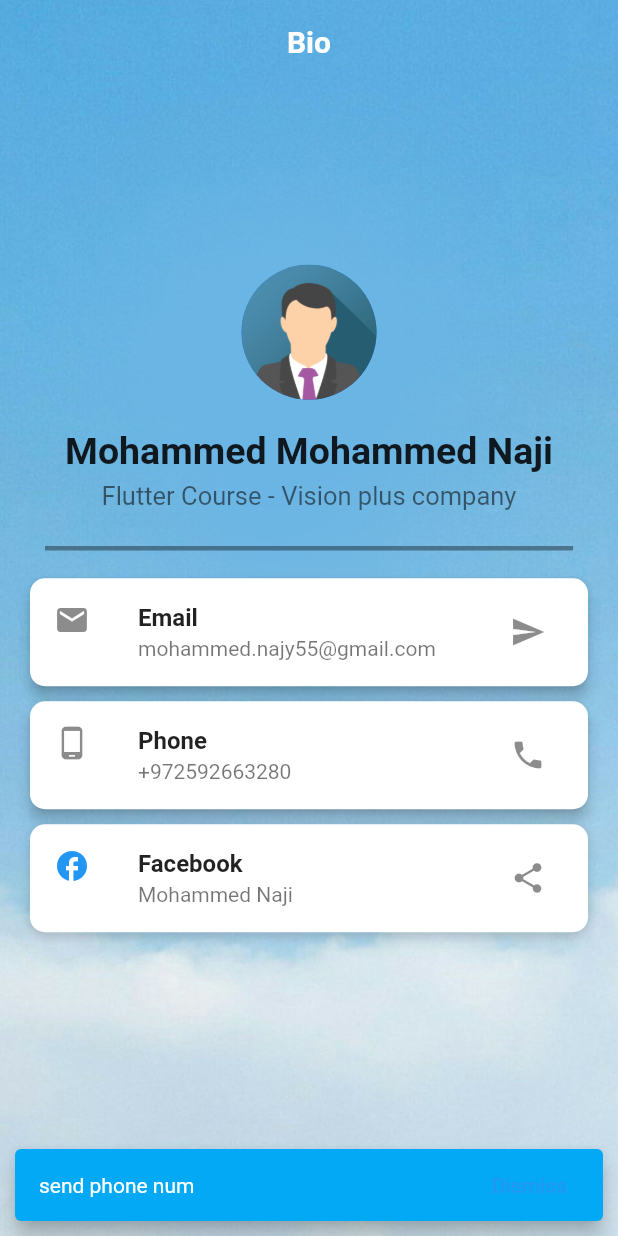
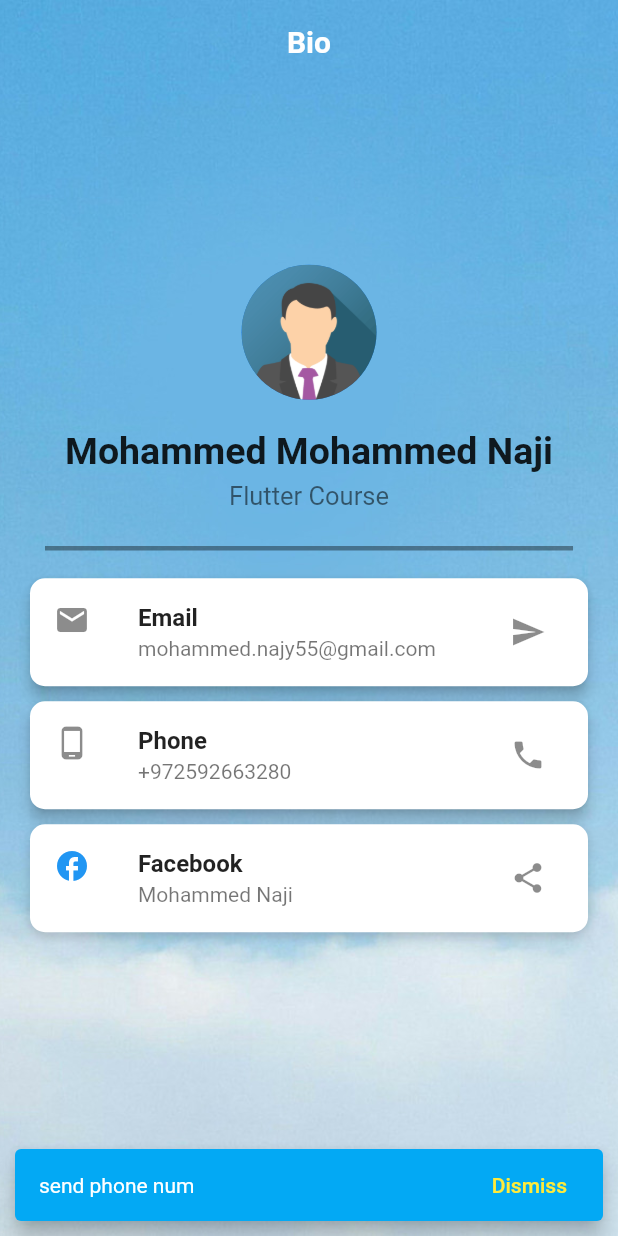
Before and after one commit to mohammednajy/BioApp-MohammedNaji, a Flutter app: the screen it shows after launch, after a tap on the "share" icon, on a phone screen of 412 x 824 dp. Run offline on Flutter 3.47's test engine with Material 2 defaults, Android fonts, the phone set to English and light mode, and no system bars.

Commit message:
commit - update

```diff
--- a/lib/main.dart
+++ b/lib/main.dart
@@ -12,10 +12,7 @@ class MyApp extends StatelessWidget {
   Widget build(BuildContext context) {
     return MaterialApp(
       debugShowCheckedModeBanner: false,
-      home: BioScreen(
-
-
-      ),
+      home: BioScreen(),
     );
   }
 }
--- a/lib/screens/bio_screen.dart
+++ b/lib/screens/bio_screen.dart
@@ -53,7 +53,7 @@ class BioScreen extends StatelessWidget {
                 height: 5,
               ),
               Text(
-                'Flutter Course - Vision plus company',
+                'Flutter Course',
                 style: TextStyle(fontSize: 17, color: Colors.black54),
               ),
               SizedBox(
@@ -105,10 +105,12 @@ class BioScreen extends StatelessWidget {
                        label: 'Dismiss',
                         onPressed: (){},
                         disabledTextColor: Colors.yellow,
+                        textColor: Colors.yellow,
                       ),
                       behavior: SnackBarBehavior.floating,
                       margin: EdgeInsetsDirectional.only(start: 10,end: 10,top: 10,bottom: 10),
                       duration: Duration(seconds: 6),
+
 
                     ),
                   );
```
Also changed, not shown: pubspec.lock, 2 other files.
